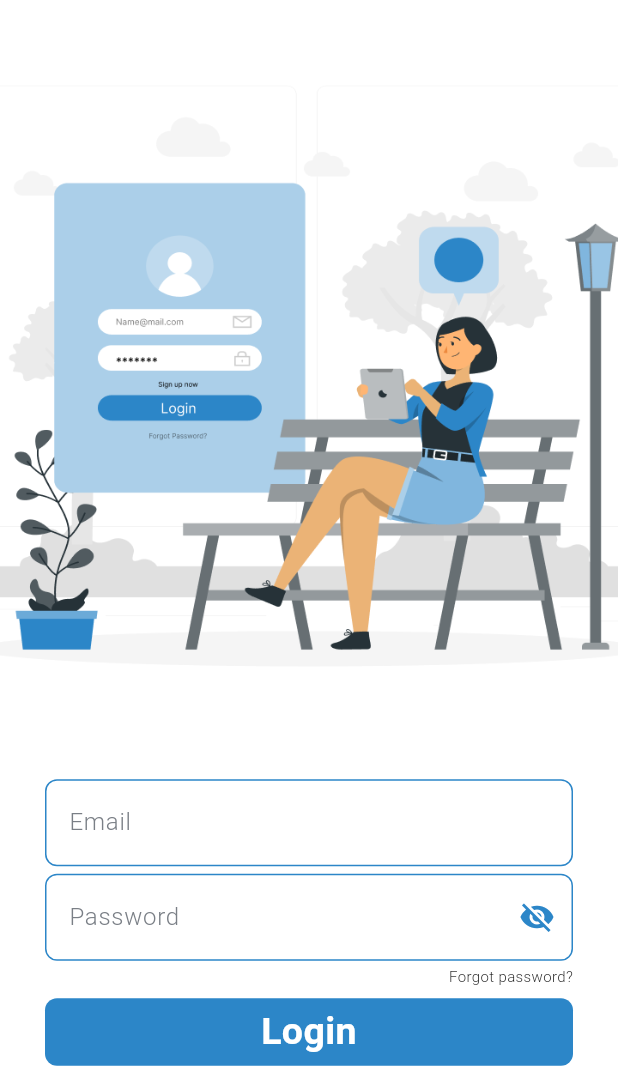
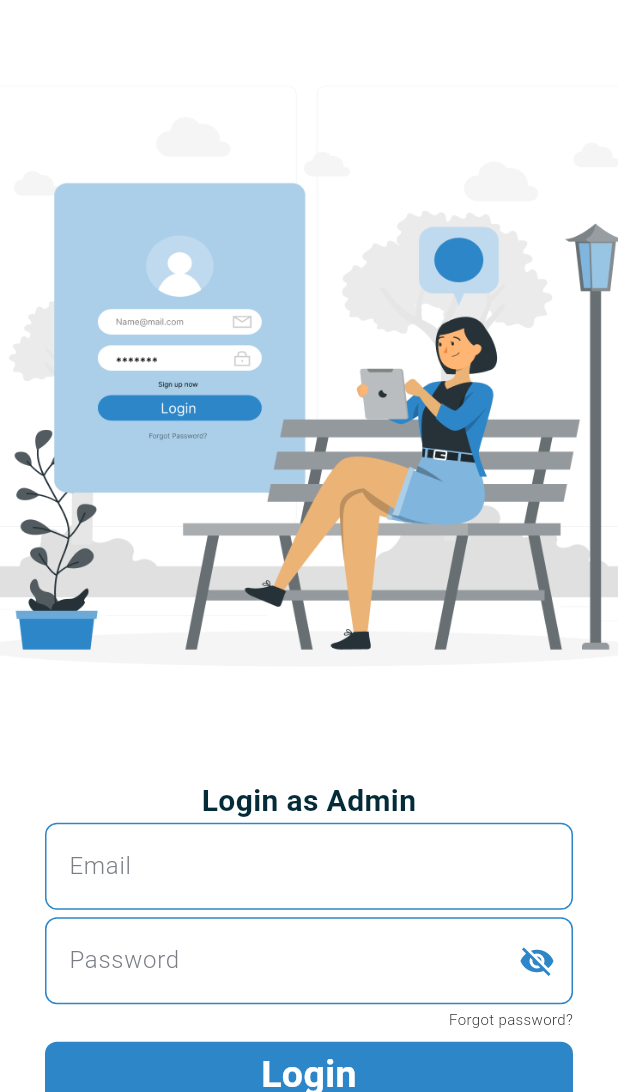
Before and after one commit to dhrisyapn/attendix, a Flutter app: the LoginPage screen opened directly, on a phone screen of 412 x 824 dp, the part 144-1236 px from its top. Run offline on Flutter 3.47's test engine with Material 3 defaults, Android fonts, the phone set to English and light mode, and no system bars; our stand-ins replace firebase_core; accounts and stored records are empty; Roboto replaces fonts that are missing (Poppins).

```diff
--- a/lib/getstarted.dart
+++ b/lib/getstarted.dart
@@ -48,7 +48,7 @@ class _GetStartedPageState extends State<GetStartedPage> {
             padding: const EdgeInsets.only(left: 30, right: 30),
             child: GestureDetector(
               onTap: () {
-                Navigator.push(context,
+                Navigator.pushReplacement(context,
                     MaterialPageRoute(builder: (context) => SelectRolePage()));
               },
               child: Container(
--- a/lib/login.dart
+++ b/lib/login.dart
@@ -40,6 +40,16 @@ class _LoginPageState extends State<LoginPage> {
                 ),
               ),
               Image.asset('assets/login.png'),
+              Text(
+                'Login as Admin',
+                textAlign: TextAlign.center,
+                style: TextStyle(
+                  color: Color(0xFF042C38),
+                  fontSize: 20,
+                  fontFamily: 'Poppins',
+                  fontWeight: FontWeight.w600,
+                ),
+              ),
               Padding(
                 padding: const EdgeInsets.only(left: 30, right: 30),
                 child: TextField(
--- a/lib/main.dart
+++ b/lib/main.dart
@@ -30,6 +30,6 @@ class MyApp extends StatelessWidget {
           scaffoldBackgroundColor: Color(0xFFFFFFFF),
           useMaterial3: true,
         ),
-        home: StudentLoginPage());
+        home: GetStartedPage());
   }
 }
```
Also changed, not shown: lib/role.dart (+8 -1 lines).
